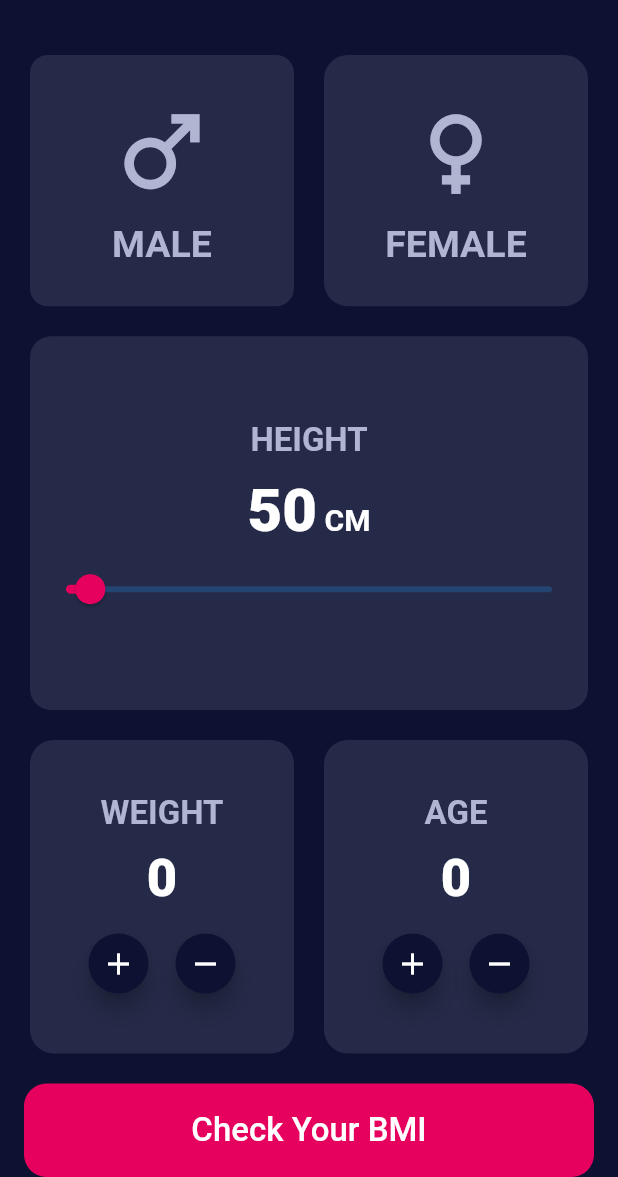
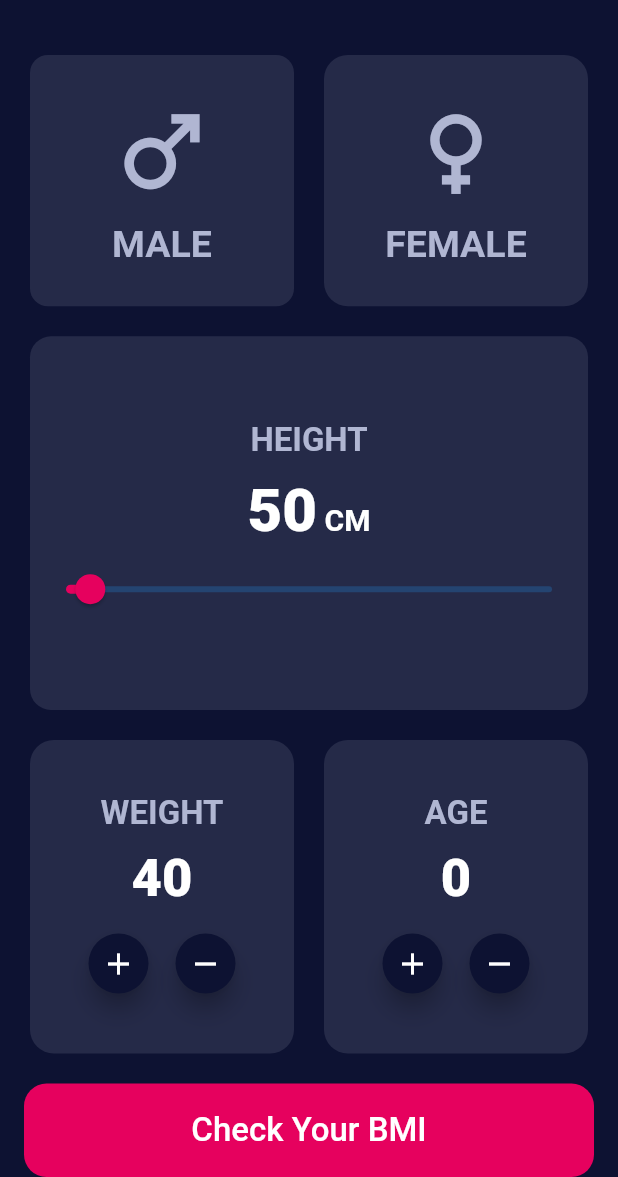
Before and after one commit to MustafaFawzy229/bmi_calculator, a Flutter app: the screen it shows after launch, after a tap on the "add" icon, after a tap on the "remove" icon, on a phone screen of 412 x 824 dp, the part 59-1236 px from its top. Run offline on Flutter 3.47's test engine with Material 2 defaults, Android fonts, the phone set to English and light mode, and no system bars.

Commit message:
weight init value

```diff
--- a/lib/views/home_screen_view.dart
+++ b/lib/views/home_screen_view.dart
@@ -10,7 +10,7 @@ class HomeScreen extends StatefulWidget {
 bool? isMale;
 double height = 50;
 int age = 0;
-int weight = 0;
+int weight = 40;
 
 class _HomeScreenState extends State<HomeScreen> {
   @override
@@ -166,7 +166,7 @@ class _HomeScreenState extends State<HomeScreen> {
                     ),
                     const SizedBox(height: 5),
                     Slider(
-                        value: height!,
+                        value: height,
                         min: 40,
                         max: 240,
                         activeColor: const Color(0xffe6015e),
```
